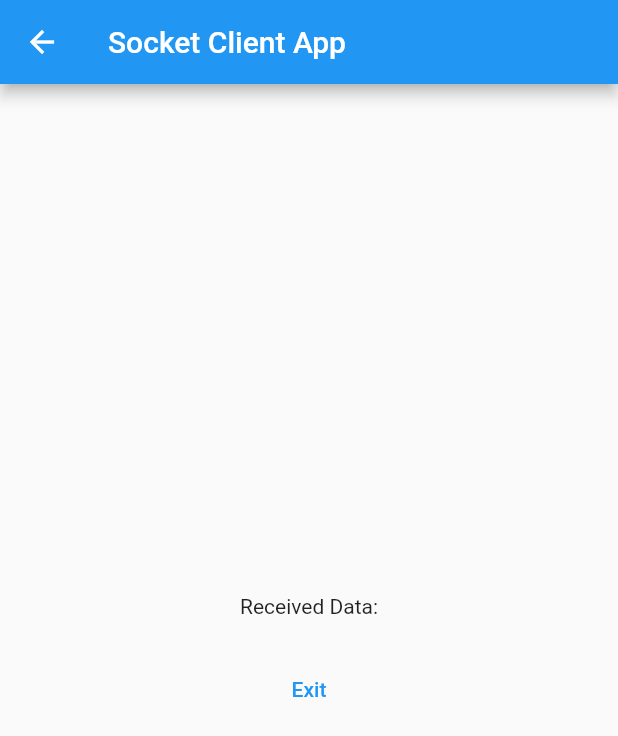
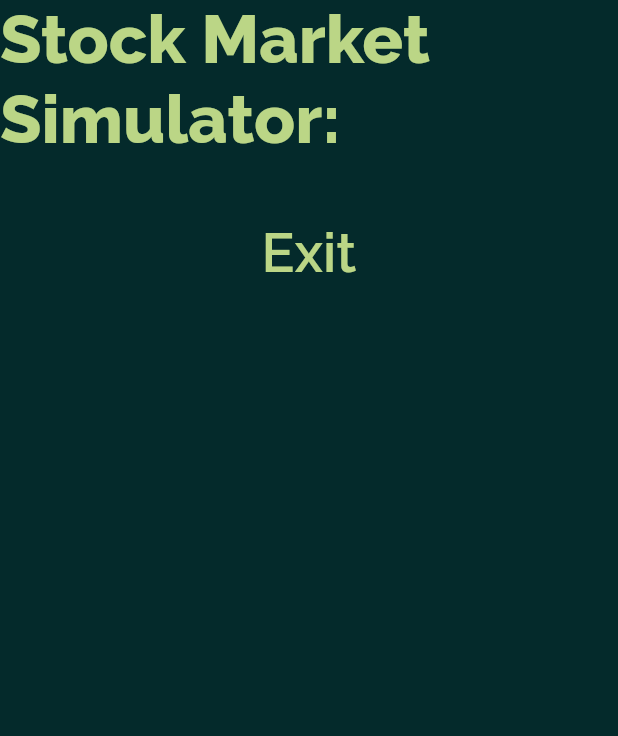
Before and after one commit to anirudh13verma/stock-simulator-multiplayer, a Flutter app: the screen it shows after launch, after a tap on "Connect", on a phone screen of 412 x 824 dp. Shown: the top 736 px of the screen. Run offline on Flutter 3.47's test engine with Material 2 defaults, Android fonts, the phone set to English and light mode, and no system bars; our stand-ins replace google_fonts.

Commit message:
ui-change-01

```diff
--- a/Client/flutter_client/lib/ClientPage.dart
+++ b/Client/flutter_client/lib/ClientPage.dart
@@ -1,5 +1,8 @@
 import 'package:flutter/material.dart';
 import 'dart:io';
+
+import 'package:flutter_client/StartPage.dart';
+import 'package:flutter_client/utils.dart';
 
 class MyClient extends StatefulWidget {
   final String ip;
@@ -68,27 +71,41 @@ class _MyClientState extends State<MyClient> {
 
   @override
   Widget build(BuildContext context) {
+    double width = MediaQuery.of(context).size.width;
+    double height = MediaQuery.of(context).size.height;
+    f(int fs, Color clr, FontWeight fw) {
+      return SafeGoogleFont('Raleway',
+          fontSize: fs / 768 * height, fontWeight: fw, color: clr);
+    }
+
     serverAddress = widget.ip;
     return Scaffold(
-      appBar: AppBar(
-        title: const Text('Socket Client App'),
+      body: Container(
+        width: width,
+        height: height,
+        color: bg,
+        child: Center(
+          child: Column(
+            children: <Widget>[
+              Text(
+                'Stock Market Simulator:',
+                style: f(42, fg, FontWeight.w800),
               ),
-      body: Center(
-        child: Column(
-          mainAxisAlignment: MainAxisAlignment.center,
-          children: <Widget>[
-            const Text('Received Data:'),
               Text(
                 receivedData,
-              style: const TextStyle(fontSize: 20, fontWeight: FontWeight.bold),
+                style: f(26, fg, FontWeight.normal),
               ),
               TextButton(
                   onPressed: () {
                     socket?.close();
                     Navigator.pop(context);
                   },
-                child: Text('Exit'))
+                  child: Text(
+                    'Exit',
+                    style: f(34, fg, FontWeight.w600),
+                  ))
             ],
+          ),
         ),
       ),
     );
--- a/Client/flutter_client/lib/StartPage.dart
+++ b/Client/flutter_client/lib/StartPage.dart
@@ -19,6 +19,11 @@ class _StartPageState extends State<StartPage> {
   Widget build(BuildContext context) {
     double width = MediaQuery.of(context).size.width;
     double height = MediaQuery.of(context).size.height;
+    f(int fs,Color clr,FontWeight fw){
+      return SafeGoogleFont('Raleway',
+        fontSize: fs / 768 * height, fontWeight: fw, color: clr);
+    }
+
     return Container(
       width: width,
       height: height,
@@ -30,12 +35,7 @@ class _StartPageState extends State<StartPage> {
             children: [
               Text(
                 'Stock Market Simulator',
-                style: SafeGoogleFont(
-                  'Raleway',
-                  fontSize: 46 / 768 * height,
-                  fontWeight: FontWeight.w800,
-                  color: fg,
-                ),
+                style: f(42,fg,FontWeight.w800)
               ),
               Padding(
                 padding: EdgeInsets.only(top: height * 1 / 5),
@@ -52,15 +52,7 @@ class _StartPageState extends State<StartPage> {
                     padding: EdgeInsets.all(height / 20),
                     child: Column(
                       children: [
-                        Text(
-                          'Server Details',
-                          style: SafeGoogleFont(
-                            'Raleway',
-                            fontSize: 38 / 768 * height,
-                            fontWeight: FontWeight.w800,
-                            color: bg,
-                          ),
-                        ),
+                        Text('Server Details', style: f(34,bg,FontWeight.w600)),
                         Padding(
                           padding: EdgeInsets.all(height / 25),
                           child: Center(
```
Lines whose indentation alone changed are shown as unchanged.
